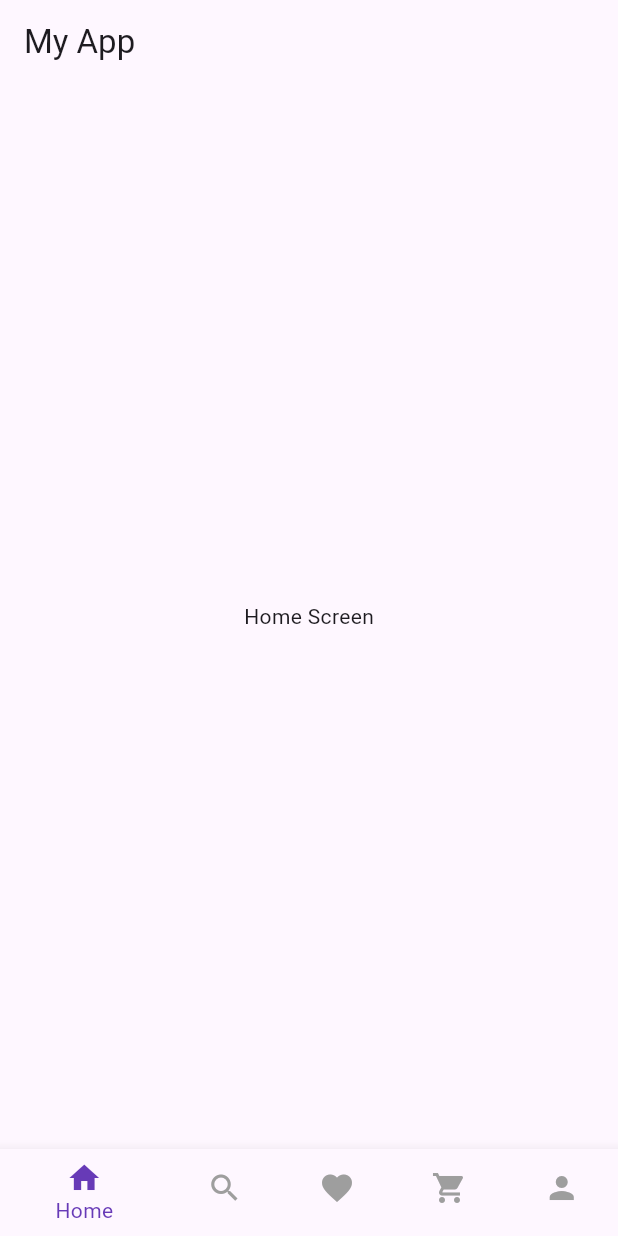
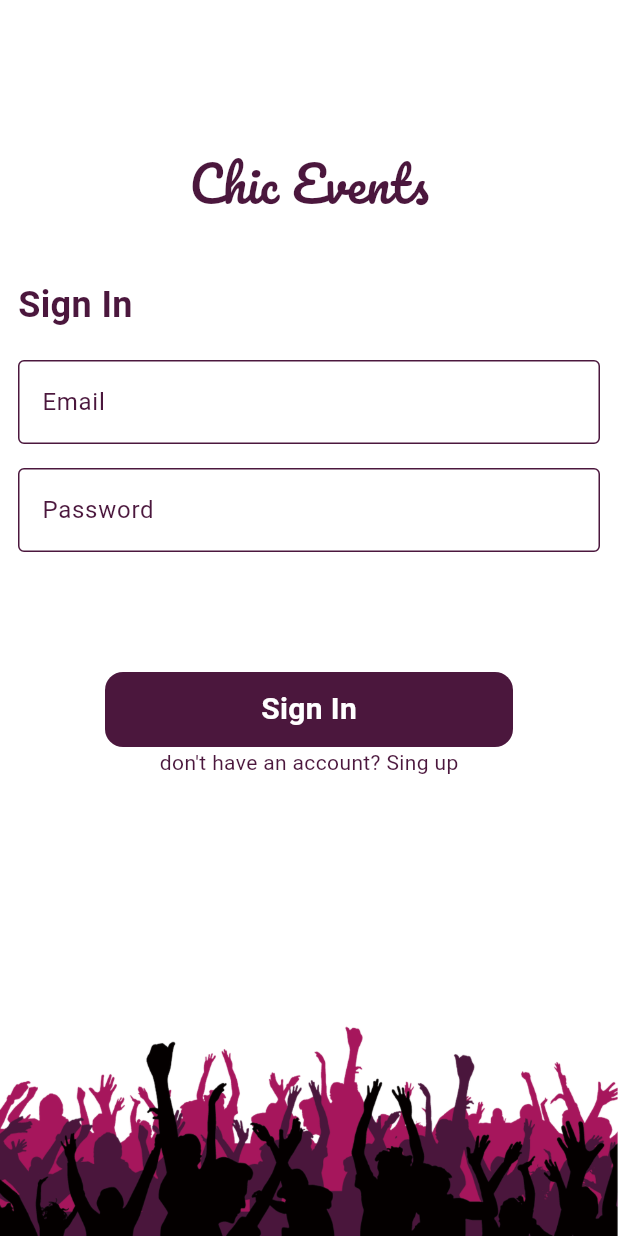
Before and after one commit to ghinah8/ChicEvents-main, a Flutter app: the screen it shows after launch, on a phone screen of 412 x 824 dp. Run offline on Flutter 3.47's test engine with Material 3 defaults, Android fonts, the phone set to English and light mode, and no system bars; drawn by our look-alikes of modal_progress_hud_nsn; our stand-ins replace firebase_auth, firebase_core; accounts and stored records are empty.

Commit message:
sign in/up Screens finished

```diff
--- /dev/null
+++ b/lib/helper/showsnackbar.dart
@@ -0,0 +1,5 @@
+import 'package:flutter/material.dart';
+
+void showsnackbar(BuildContext context, String message) {
+  ScaffoldMessenger.of(context).showSnackBar(SnackBar(content: Text(message)));
+}
--- a/lib/main.dart
+++ b/lib/main.dart
@@ -1,6 +1,11 @@
+import 'package:chic_events/firebase_options.dart';
+import 'package:chic_events/screens/signin_page.dart';
+import 'package:chic_events/screens/signup_page.dart';
+import 'package:firebase_core/firebase_core.dart';
 import 'package:flutter/material.dart';
 
 class MyBottomNavigationBar extends StatefulWidget {
+  static String id = 'MyBottomNavigationBar';
   @override
   _MyBottomNavigationBarState createState() => _MyBottomNavigationBarState();
 }
@@ -118,8 +123,28 @@ class ProfileScreen extends StatelessWidget {
   }
 }
 
-void main() {
-  runApp(MaterialApp(
-    home: MyBottomNavigationBar(),
-  ));
+void main() async {
+  WidgetsFlutterBinding.ensureInitialized();
+  await Firebase.initializeApp(
+    options: DefaultFirebaseOptions.currentPlatform,
+  );
+  runApp(Checevents());
 }
+
+class Checevents extends StatelessWidget {
+  const Checevents({Key? key}) : super(key: key);
+
+  @override
+  Widget build(BuildContext context) {
+    return MaterialApp(
+      routes: {
+        signinpag.id: (context) => signinpag(),
+        signupag.id: (context) => signupag(),
+        MyBottomNavigationBar.id: (context) => MyBottomNavigationBar(),
+      },
+      debugShowCheckedModeBanner: false,
+      initialRoute: 'signinpag',
+      home: signinpag(),
+    );
+  }
+}
--- /dev/null
+++ b/lib/screens/signin_page.dart
@@ -0,0 +1,166 @@
+import 'package:chic_events/helper/showsnackbar.dart';
+import 'package:chic_events/main.dart';
+import 'package:chic_events/widgets/button.dart';
+import 'package:chic_events/widgets/textfield.dart';
+import 'package:firebase_auth/firebase_auth.dart';
+
+import 'package:flutter/material.dart';
+import 'package:modal_progress_hud_nsn/modal_progress_hud_nsn.dart';
+
+import 'package:chic_events/screens/signup_page.dart';
+
+class signinpag extends StatefulWidget {
+  signinpag({Key? key}) : super(key: key);
+  static String id = 'signinpage';
+
+  @override
+  State<signinpag> createState() => _signinpagState();
+}
+
+class _signinpagState extends State<signinpag> {
+  GlobalKey<FormState> formkey = GlobalKey();
+  String? email;
+  String? password;
+  bool isloading = false;
+  @override
+  Widget build(BuildContext context) {
+    return ModalProgressHUD(
+      inAsyncCall: isloading,
+      child: Scaffold(
+        backgroundColor: Colors.white,
+        body: Form(
+          key: formkey,
+          child: ListView(children: [
+            Column(
+              mainAxisAlignment: MainAxisAlignment.center,
+              children: [
+                const SizedBox(
+                  height: 100,
+                ),
+
+                const Text(
+                  'Chic Events',
+                  style: TextStyle(
+                    fontSize: 32,
+                    fontFamily: 'pacifico',
+                    color: Color(0xff4b173d),
+                  ),
+                ),
+                const SizedBox(
+                  height: 40,
+                ),
+                //i cann but a row widget instead of align
+                const Padding(
+                  padding: const EdgeInsets.symmetric(horizontal: 12),
+                  child: Align(
+                    alignment: Alignment.centerLeft,
+                    child: Text(
+                      'Sign In',
+                      style: TextStyle(
+                        fontSize: 24,
+                        color: Color(0xff4b173d),
+                        fontWeight: FontWeight.bold,
+                      ),
+                    ),
+                  ),
+                ),
+                const SizedBox(
+                  height: 20,
+                ),
+                Padding(
+                  padding: const EdgeInsets.symmetric(horizontal: 12),
+                  child: textfield(
+                    onchange: (data) {
+                      email = data;
+                    },
+                    hint: 'EnteryourEmail@gmail.com',
+                    lab: 'Email',
+                  ),
+                ),
+                Padding(
+                  padding: const EdgeInsets.only(top: 16),
+                  child: Padding(
+                    padding: const EdgeInsets.symmetric(horizontal: 12),
+                    child: textfield(
+                      onchange: (data) {
+                        password = data;
+                      },
+                      hint: '********',
+                      lab: 'Password',
+                      obscuretext: true,
+                    ),
+                  ),
+                ),
+                Padding(
+                  padding: const EdgeInsets.only(top: 80),
+                  child: Padding(
+                    padding: const EdgeInsets.symmetric(horizontal: 70),
+                    child: button(
+                        ontap: () async {
+                          if (formkey.currentState!.validate()) {
+                            isloading = true;
+                            setState(() {});
+                            try {
+                              await signinuser();
+                              Navigator.pushNamed(
+                                  context, MyBottomNavigationBar.id,
+                                  arguments: email);
+                            } on FirebaseAuthException catch (e) {
+                              if (e.code == 'user-not-found') {
+                                showsnackbar(
+                                    context, 'No user found for that email.');
+                              } else if (e.code == 'wrong-password') {
+                                showsnackbar(context,
+                                    'Wrong password provided for that user.');
+                              } else if (e.code ==
+                                  'INVALID_LOGIN_CREDENTIALS') {
+                                showsnackbar(context,
+                                    'check your email and write it correctly');
+                              }
+                            } catch (e) {
+                              showsnackbar(context, 'there was an error');
+                            }
+                            isloading = false;
+                            setState(() {});
+                          }
+                        },
+                        name: 'Sign In'),
+                  ),
+                ),
+                Row(
+                  mainAxisAlignment: MainAxisAlignment.center,
+                  children: [
+                    const Text(
+                      'don\'t have an account?',
+                      style: TextStyle(
+                        color: Color(0xff4b173d),
+                      ),
+                    ),
+                    GestureDetector(
+                      onTap: () {
+                        Navigator.pushNamed(context, signupag.id);
+                      },
+                      child: const Text(' Sing up',
+                          style: TextStyle(
+                            color: Color(0xff4b173d),
+                          )),
+                    )
+                  ],
+                ),
+                Image.asset(
+                  'assets/images/pngimg.com - party_PNG45.png',
+                ),
+              ],
+            ),
+          ]),
+        ),
+      ),
+    );
+  }
+
+  Future<void> signinuser() async {
+    // ignore: unused_local_variable
+    UserCredential usre = await FirebaseAuth.instance
+        .signInWithEmailAndPassword(email: email!, password: password!);
+  }
+}
--- /dev/null
+++ b/lib/widgets/button.dart
@@ -0,0 +1,29 @@
+import 'package:flutter/material.dart';
+
+// ignore: must_be_immutable
+class button extends StatelessWidget {
+  button({this.ontap, required this.name});
+  String? name;
+  VoidCallback? ontap;
+  @override
+  Widget build(BuildContext context) {
+    return GestureDetector(
+      onTap: ontap,
+      child: Container(
+        width: double.infinity,
+        height: 50,
+        decoration: BoxDecoration(
+          color: Color(0xff4b173d),
+          borderRadius: BorderRadius.circular(12),
+        ),
+        child: Center(
+          child: Text(
+            name!,
+            style: const TextStyle(
+                color: Colors.white, fontSize: 20, fontWeight: FontWeight.bold),
+          ),
+        ),
+      ),
+    );
+  }
+}
--- /dev/null
+++ b/lib/widgets/textfield.dart
@@ -0,0 +1,47 @@
+// ignore_for_file: camel_case_types
+
+import 'package:flutter/material.dart';
+
+// ignore: must_be_immutable
+class textfield extends StatelessWidget {
+  textfield(
+      {this.onchange, this.hint, required this.lab, this.obscuretext = false});
+  String? hint;
+  String? lab;
+  Function(String)? onchange;
+  bool? obscuretext;
+  @override
+  Widget build(BuildContext context) {
+    return TextFormField(
+      obscureText: obscuretext!,
+      // ignore: body_might_complete_normally_nullable
+      validator: (data) {
+        if (data!.isEmpty) return 'this field is required';
+      },
+      onChanged: onchange,
+      decoration: InputDecoration(
+          enabledBorder: const OutlineInputBorder(
+              borderSide: BorderSide(
+            color: Color(0xff4b173d),
+          )),
+          focusedBorder: const OutlineInputBorder(
+              borderSide: BorderSide(
+            color: Color(0xff4b173d),
+          )),
+          label: Text(
+            lab!,
+            style: const TextStyle(
+              color: Color(0xff4b173d),
+            ),
+          ),
+          border: const OutlineInputBorder(
+              borderSide: BorderSide(
+            color: Color(0xff4b173d),
+          )),
+          hintText: hint,
+          hintStyle: const TextStyle(
+            color: Color(0xff4b173d),
+          )),
+    );
+  }
+}
```
Also changed, not shown: lib/screens/signup_page.dart (added, +171 -0 lines), pubspec.yaml (+11 -6 lines), assets/fonts/Pacifico-Regular.ttf (added), assets/images/pngimg.com - party_PNG45.png (added), lib/firebase_options.dart (added), pubspec.lock, 9 other files.
